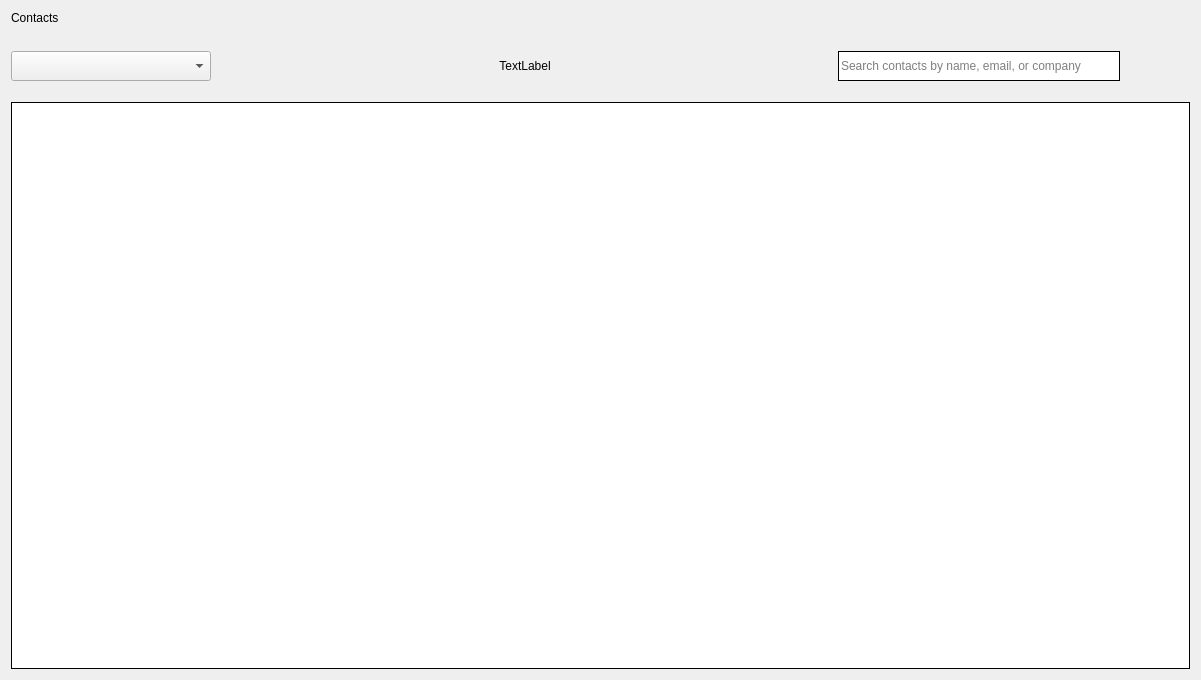
ImGaby123/SalesOptimizer-CRM, file CRM/views/ui/contacts_landing.ui: the form before one commit.
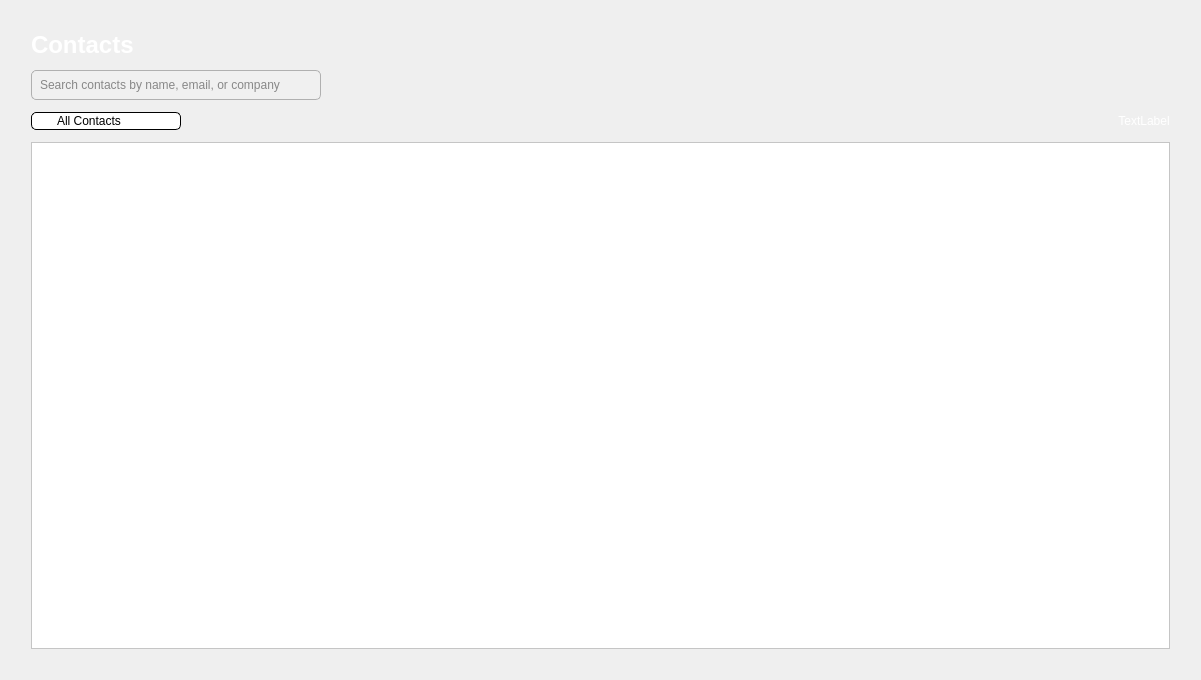
The form after the commit. Icons and pictures are not drawn.

Commit message: adding contact to leads done; setup leads landing page with all objects setup except more details on menu option

Diff of the .ui file:
```diff
--- a/CRM/views/ui/contacts_landing.ui
+++ b/CRM/views/ui/contacts_landing.ui
@@ -13,14 +13,56 @@
   <property name="windowTitle">
    <string>Contacts</string>
   </property>
+  <property name="styleSheet">
+   <string notr="true"/>
+  </property>
   <layout class="QGridLayout" name="gridLayout_3">
    <item row="0" column="0">
+    <spacer name="verticalSpacer">
+     <property name="orientation">
+      <enum>Qt::Orientation::Vertical</enum>
+     </property>
+     <property name="sizeHint" stdset="0">
+      <size>
+       <width>20</width>
+       <height>40</height>
+      </size>
+     </property>
+    </spacer>
+   </item>
+   <item row="0" column="1">
     <layout class="QGridLayout" name="gridLayout">
-     <item row="3" column="0">
+     <item row="10" column="0">
+      <widget class="QTableWidget" name="contacts_tbl">
+       <property name="mouseTracking">
+        <bool>false</bool>
+       </property>
+       <property name="styleSheet">
+        <string notr="true">QTableWidget {
+	background-color: rgb(255, 255, 255);
+	alternate-background-color: rgb(235, 235, 235);
+}
+</string>
+       </property>
+       <property name="alternatingRowColors">
+        <bool>true</bool>
+       </property>
+       <attribute name="horizontalHeaderCascadingSectionResizes">
+        <bool>false</bool>
+       </attribute>
+       <attribute name="horizontalHeaderDefaultSectionSize">
+        <number>200</number>
+       </attribute>
+       <attribute name="horizontalHeaderStretchLastSection">
+        <bool>true</bool>
+       </attribute>
+      </widget>
+     </item>
+     <item row="6" column="0">
       <layout class="QGridLayout" name="gridLayout_2"/>
      </item>
-     <item row="2" column="0">
-      <layout class="QHBoxLayout" name="horizontalLayout_22">
+     <item row="5" column="0">
+      <layout class="QHBoxLayout" name="horizontalLayout_23">
        <item>
         <widget class="QComboBox" name="sort_combo">
          <property name="sizePolicy">
@@ -32,23 +74,49 @@
          <property name="minimumSize">
           <size>
            <width>0</width>
-           <height>30</height>
+           <height>10</height>
           </size>
          </property>
          <property name="maximumSize">
           <size>
-           <width>200</width>
+           <width>150</width>
            <height>16777215</height>
           </size>
          </property>
          <property name="styleSheet">
-          <string notr="true"/>
+          <string notr="true">QComboBox {
+    border: 1px solid #000;
+    border-radius: 5px;
+    padding-left: 10px; /* Space for text, since arrow is on the left */
+    padding-right: 10px; /* Adjust right padding */
+    background-color: white;
+}
+
+/* Drop-down button */
+QComboBox::drop-down {
+    border: none;
+    width: 10px;  /* Adjust dropdown size */
+    subcontrol-position: left center;  /* Ensures arrow is on the left */
+    padding-left: 5px;
+}
+
+/* Down Arrow (Icon) */
+QComboBox::down-arrow {
+    image: url(:/Resources/dropdown.svg);
+    width: 16px;
+    height: 16px;
+    margin-left: 5px; /* Space from the left */
+}
+</string>
          </property>
          <property name="editable">
           <bool>false</bool>
          </property>
          <property name="placeholderText">
-          <string>Sort contacts by:</string>
+          <string>All Contacts</string>
+         </property>
+         <property name="frame">
+          <bool>true</bool>
          </property>
          <item>
           <property name="text">
@@ -68,7 +136,7 @@
         </widget>
        </item>
        <item>
-        <spacer name="horizontalSpacer_2">
+        <spacer name="horizontalSpacer_4">
          <property name="orientation">
           <enum>Qt::Orientation::Horizontal</enum>
          </property>
@@ -85,6 +153,9 @@
          <property name="enabled">
           <bool>true</bool>
          </property>
+         <property name="styleSheet">
+          <string notr="true">color: white</string>
+         </property>
          <property name="text">
           <string>TextLabel</string>
          </property>
@@ -93,19 +164,10 @@
          </property>
         </widget>
        </item>
-       <item>
-        <spacer name="horizontalSpacer">
-         <property name="orientation">
-          <enum>Qt::Orientation::Horizontal</enum>
-         </property>
-         <property name="sizeHint" stdset="0">
-          <size>
-           <width>40</width>
-           <height>20</height>
-          </size>
-         </property>
-        </spacer>
-       </item>
+      </layout>
+     </item>
+     <item row="3" column="0">
+      <layout class="QHBoxLayout" name="horizontalLayout_22">
        <item>
         <widget class="QLineEdit" name="search_line">
          <property name="sizePolicy">
@@ -127,8 +189,18 @@
           </size>
          </property>
          <property name="styleSheet">
-          <string notr="true">QLineEdit{
-	border: 1px solid black;
+          <string notr="true">QLineEdit {
+    background-color: #f0f0f0;  /* Light gray background */
+    border-radius: 5px;
+    border: 1px solid #b0b0b0;  /* Subtle border */
+    color: #202020;  /* Dark text for contrast */
+    padding: 6px;
+    selection-background-color: #3498db;  /* Highlight color */
+}
+
+/* Placeholder Text */
+QLineEdit:placeholder {
+    color: #888888;  /* Soft gray placeholder */
 }</string>
          </property>
          <property name="frame">
@@ -145,6 +217,19 @@
          </property>
         </widget>
        </item>
+       <item>
+        <spacer name="horizontalSpacer">
+         <property name="orientation">
+          <enum>Qt::Orientation::Horizontal</enum>
+         </property>
+         <property name="sizeHint" stdset="0">
+          <size>
+           <width>40</width>
+           <height>20</height>
+          </size>
+         </property>
+        </spacer>
+       </item>
        <item>
         <layout class="QHBoxLayout" name="horizontalLayout_6">
          <property name="spacing">
@@ -226,45 +311,46 @@
        </item>
       </layout>
      </item>
-     <item row="7" column="0">
-      <widget class="QTableWidget" name="contacts_tbl">
-       <property name="mouseTracking">
-        <bool>false</bool>
-       </property>
-       <property name="styleSheet">
-        <string notr="true">QTableWidget {
-border: 1px solid black;
-}
-</string>
-       </property>
-       <attribute name="horizontalHeaderCascadingSectionResizes">
-        <bool>false</bool>
-       </attribute>
-       <attribute name="horizontalHeaderDefaultSectionSize">
-        <number>200</number>
-       </attribute>
-       <attribute name="horizontalHeaderStretchLastSection">
-        <bool>true</bool>
-       </attribute>
-      </widget>
-     </item>
-     <item row="4" column="0">
-      <spacer name="verticalSpacer_43">
-       <property name="orientation">
-        <enum>Qt::Orientation::Vertical</enum>
-       </property>
-       <property name="sizeType">
-        <enum>QSizePolicy::Policy::Maximum</enum>
-       </property>
-       <property name="sizeHint" stdset="0">
-        <size>
-         <width>20</width>
-         <height>15</height>
-        </size>
-       </property>
-      </spacer>
-     </item>
      <item row="0" column="0">
+      <spacer name="horizontalSpacer_2">
+       <property name="orientation">
+        <enum>Qt::Orientation::Horizontal</enum>
+       </property>
+       <property name="sizeHint" stdset="0">
+        <size>
+         <width>40</width>
+         <height>20</height>
+        </size>
+       </property>
+      </spacer>
+     </item>
+     <item row="2" column="0">
+      <spacer name="horizontalSpacer_6">
+       <property name="orientation">
+        <enum>Qt::Orientation::Horizontal</enum>
+       </property>
+       <property name="sizeHint" stdset="0">
+        <size>
+         <width>40</width>
+         <height>5</height>
+        </size>
+       </property>
+      </spacer>
+     </item>
+     <item row="7" column="0">
+      <spacer name="horizontalSpacer_5">
+       <property name="orientation">
+        <enum>Qt::Orientation::Horizontal</enum>
+       </property>
+       <property name="sizeHint" stdset="0">
+        <size>
+         <width>40</width>
+         <height>5</height>
+        </size>
+       </property>
+      </spacer>
+     </item>
+     <item row="1" column="0">
       <widget class="QLabel" name="contacts_txt">
        <property name="sizePolicy">
         <sizepolicy hsizetype="Expanding" vsizetype="Fixed">
@@ -278,26 +364,44 @@
          <height>0</height>
         </size>
        </property>
+       <property name="font">
+        <font>
+         <family>Segoe UI</family>
+         <pointsize>18</pointsize>
+         <italic>false</italic>
+         <bold>true</bold>
+        </font>
+       </property>
        <property name="styleSheet">
-        <string notr="true">font: 18pt &quot;Segoe UI&quot;;
-background: transparent;</string>
+        <string notr="true">background: transparent;
+color: #fff;</string>
        </property>
        <property name="text">
         <string>Contacts</string>
        </property>
       </widget>
      </item>
-     <item row="1" column="0">
-      <spacer name="verticalSpacer_41">
+     <item row="4" column="0">
+      <spacer name="horizontalSpacer_3">
        <property name="orientation">
-        <enum>Qt::Orientation::Vertical</enum>
+        <enum>Qt::Orientation::Horizontal</enum>
        </property>
-       <property name="sizeType">
-        <enum>QSizePolicy::Policy::Maximum</enum>
+       <property name="sizeHint" stdset="0">
+        <size>
+         <width>40</width>
+         <height>5</height>
+        </size>
        </property>
+      </spacer>
+     </item>
+     <item row="11" column="0">
+      <spacer name="horizontalSpacer_7">
+       <property name="orientation">
+        <enum>Qt::Orientation::Horizontal</enum>
+       </property>
        <property name="sizeHint" stdset="0">
         <size>
-         <width>20</width>
+         <width>40</width>
          <height>20</height>
         </size>
        </property>
@@ -305,6 +409,19 @@
      </item>
     </layout>
    </item>
+   <item row="0" column="2">
+    <spacer name="verticalSpacer_2">
+     <property name="orientation">
+      <enum>Qt::Orientation::Vertical</enum>
+     </property>
+     <property name="sizeHint" stdset="0">
+      <size>
+       <width>20</width>
+       <height>40</height>
+      </size>
+     </property>
+    </spacer>
+   </item>
   </layout>
  </widget>
  <resources>
```
Left out of the diff: 2 changed lines with no effect on the pictures. The commit also changes 20 other files.
